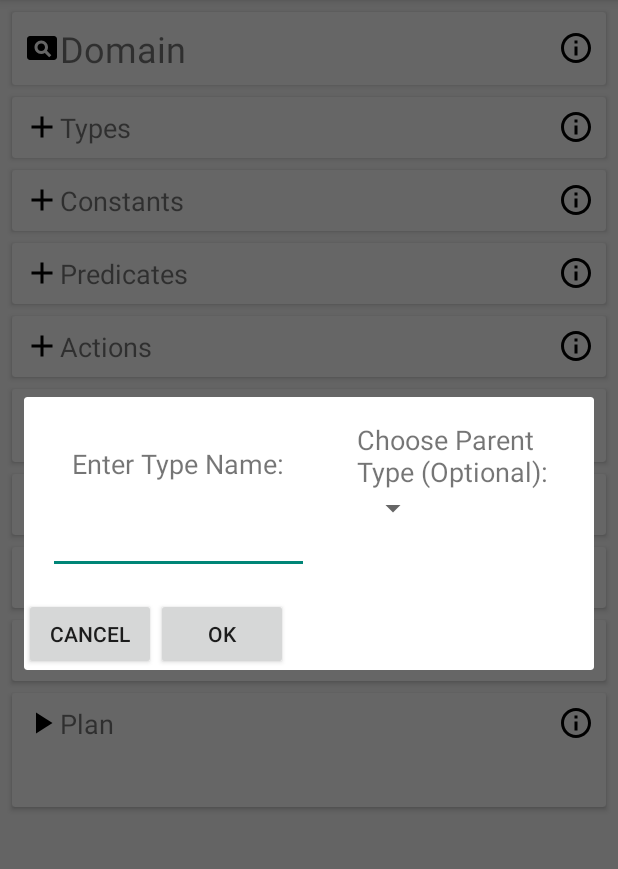
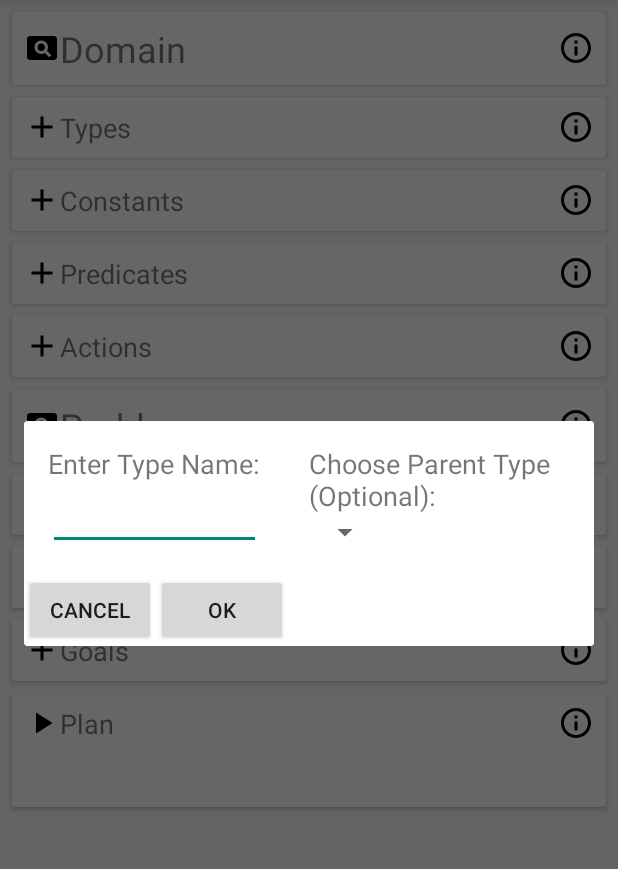
Before and after one commit to aldebaran/pddl-playground, an Android app: the fragment TypeFragment placed in its activity, on a phone screen of 412 x 824 dp, the part 84-953 px from its top. Run offline under Robolectric (Android 15) with nearby library versions, the phone set to English and light mode, and no system bars; our stand-ins replace Timber; libraries missing offline, so code that uses them is left out: com.softbankrobotics.pddlplanning; 3 statements that could not run were skipped.

Commit message:
fix type fragment formatting

```diff
--- a/app/src/main/res/layout/fragment_edit_type.xml
+++ b/app/src/main/res/layout/fragment_edit_type.xml
@@ -12,21 +12,19 @@
 
         <LinearLayout
             android:layout_width="wrap_content"
-            android:layout_height="match_parent"
+            android:layout_height="wrap_content"
             android:layout_gravity="center"
             android:layout_margin="16dp"
             android:orientation="vertical">
             <TextView
                 android:text="@string/enter_type"
                 android:textSize="18sp"
-                android:layout_margin="16dp"
                 android:layout_width="wrap_content"
                 android:layout_height="wrap_content"/>
             <EditText
                 android:id="@+id/expressionText"
                 android:layout_width="match_parent"
                 android:layout_height="wrap_content" />
-
         </LinearLayout>
 
         <LinearLayout
```
